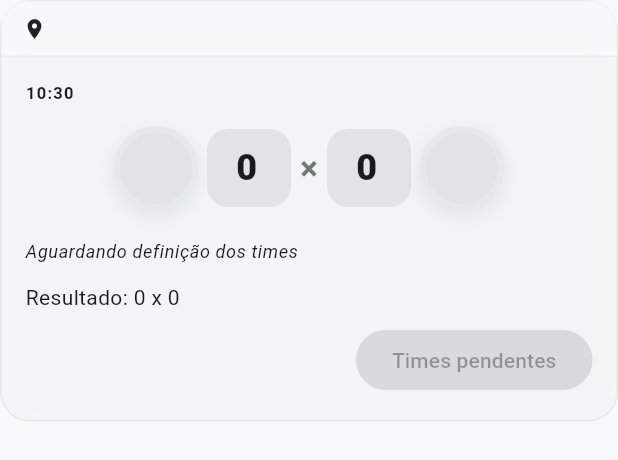
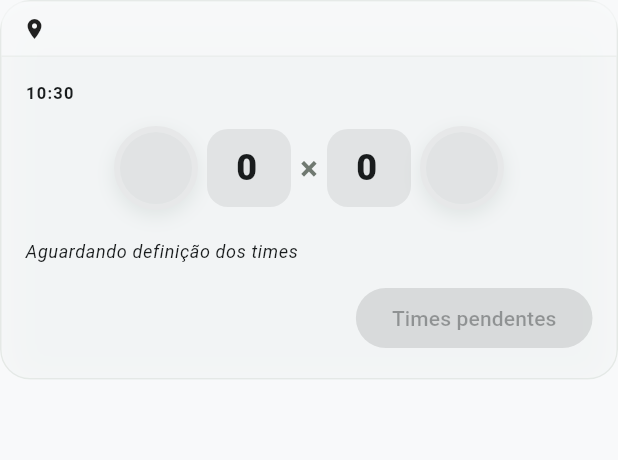
Before and after one commit to devpureza/btwobet, a Flutter app: the MatchCard widget shown alone on an empty page, opened directly with empty values, on a phone screen of 412 x 824 dp. Shown: the top 460 px of the screen. Run offline on Flutter 3.47's test engine with Material 3 defaults, Android fonts, the phone set to English and light mode, and no system bars; our stand-ins replace dio, file_picker, flutter_secure_storage, go_router, web, yaml; missing offline and left inert: crop_your_image, dart:js_interop; accounts and stored records are empty.

Commit message:
fix(mobile): refinamento da UI de Meus Palpites
Placar oficial no topo do card, palpite entre os times, banner vermelho
na fase encerrada e título com tipografia maior.

Co-authored-by: Cursor <cursoragent@cursor.com>

```diff
--- a/mobile/lib/features/matches/matches_screen.dart
+++ b/mobile/lib/features/matches/matches_screen.dart
@@ -208,9 +208,9 @@ class _MatchesScreenState extends State<MatchesScreen> with WidgetsBindingObserv
                             child: ConstrainedBox(
                               constraints: const BoxConstraints(maxWidth: 1280),
                               child: Text(
-                                'Seus Palpites',
-                                style: theme.textTheme.headlineMedium?.copyWith(
-                                  fontWeight: FontWeight.w700,
+                                'Meus Palpites',
+                                style: theme.textTheme.headlineLarge?.copyWith(
+                                  fontWeight: FontWeight.w800,
                                 ),
                               ),
                             ),
@@ -224,12 +224,20 @@ class _MatchesScreenState extends State<MatchesScreen> with WidgetsBindingObserv
                             child: Center(
                               child: ConstrainedBox(
                                 constraints: const BoxConstraints(maxWidth: 1280),
+                                child: Container(
+                                  width: double.infinity,
+                                  padding: const EdgeInsets.symmetric(horizontal: 16, vertical: 12),
+                                  decoration: BoxDecoration(
+                                    color: theme.colorScheme.error,
+                                    borderRadius: BorderRadius.circular(12),
+                                  ),
                                   child: Text(
                                     'Os palpites da primeira fase estão encerrados.',
                                     textAlign: TextAlign.center,
                                     style: theme.textTheme.bodyMedium?.copyWith(
-                                    color: theme.colorScheme.error,
+                                      color: theme.colorScheme.onError,
                                       fontWeight: FontWeight.w600,
+                                    ),
                                   ),
                                 ),
                               ),
@@ -594,14 +602,23 @@ class _MatchCardState extends State<MatchCard> {
     final awaitingTeams = !teamsDefined;
     final deadlineRaw = widget.match['prediction_deadline_at'] as String?;
     final deadline = deadlineRaw != null ? DateTime.tryParse(deadlineRaw)?.toLocal() : null;
-    final hasPrediction = widget.match['my_prediction'] != null;
-    final closed = !open && !awaitingTeams;
+    final canEditPrediction = open && !awaitingTeams;
 
+    final status = widget.match['status'] as String? ?? 'scheduled';
+    final isFinished = status == 'finished';
     final result = widget.match['result'] as Map<String, dynamic>?;
     final liveScore = widget.match['live_score'] as Map<String, dynamic>?;
     final venue = widget.match['venue'] as String?;
     final group = widget.match['group_name'] as String?;
     final isLive = isMatchLive(widget.match);
+    final officialScoreHeader = _buildOfficialScoreHeader(
+      theme: theme,
+      scheme: scheme,
+      isFinished: isFinished,
+      result: result,
+      liveScore: liveScore,
+      isLive: isLive,
+    );
 
     return Glass(
       blur: 12,
@@ -689,55 +706,10 @@ class _MatchCardState extends State<MatchCard> {
                   ),
                 ),
                 const SizedBox(height: 14),
-                if (closed) ...[
-                  Center(
-                    child: Column(
-                      mainAxisSize: MainAxisSize.min,
-                      children: [
-                        Text(
-                          'Encerrado',
-                          style: theme.textTheme.labelLarge?.copyWith(
-                            color: scheme.error,
-                            fontWeight: FontWeight.w700,
-                            letterSpacing: 0.6,
-                          ),
-                        ),
-                        if (hasPrediction) ...[
-                          const SizedBox(height: 6),
-                          Text(
-                            '${_home.text.isEmpty ? '0' : _home.text} × ${_away.text.isEmpty ? '0' : _away.text}',
-                            style: theme.textTheme.headlineMedium?.copyWith(
-                              fontWeight: FontWeight.w800,
-                              height: 1,
-                            ),
-                          ),
+                if (officialScoreHeader != null) ...[
+                  officialScoreHeader,
+                  const SizedBox(height: 14),
                 ],
-                      ],
-                    ),
-                  ),
-                  const SizedBox(height: 14),
-                  Row(
-                    crossAxisAlignment: CrossAxisAlignment.center,
-                    children: [
-                      Expanded(child: _teamName(homeTeam, alignRight: true)),
-                      const SizedBox(width: 6),
-                      _teamFlag(homeTeam),
-                      const SizedBox(width: 12),
-                      Text(
-                        '×',
-                        style: theme.textTheme.titleLarge?.copyWith(
-                          color: scheme.outline,
-                          fontWeight: FontWeight.w700,
-                          height: 1,
-                        ),
-                      ),
-                      const SizedBox(width: 12),
-                      _teamFlag(awayTeam),
-                      const SizedBox(width: 6),
-                      Expanded(child: _teamName(awayTeam)),
-                    ],
-                  ),
-                ] else ...[
                 Row(
                   crossAxisAlignment: CrossAxisAlignment.center,
                   children: [
@@ -750,8 +722,8 @@ class _MatchCardState extends State<MatchCard> {
                     _scoreInputs(
                       theme: theme,
                       scheme: scheme,
-                        homeEnabled: open && !awaitingTeams,
-                        awayEnabled: open && !awaitingTeams,
+                      homeEnabled: canEditPrediction,
+                      awayEnabled: canEditPrediction,
                     ),
                     const SizedBox(width: 6),
                     _teamFlag(awayTeam),
@@ -761,7 +733,6 @@ class _MatchCardState extends State<MatchCard> {
                     ),
                   ],
                 ),
-                ],
                 const SizedBox(height: 12),
                 if (deadline != null && open)
                   Text(
@@ -777,31 +748,19 @@ class _MatchCardState extends State<MatchCard> {
                       fontStyle: FontStyle.italic,
                     ),
                   ),
-                ] else if (lockReason != null && open) ...[
+                ] else if (lockReason != null && !canEditPrediction) ...[
                   const SizedBox(height: 8),
                   Text(
                     lockReason,
-                    style: theme.textTheme.bodySmall?.copyWith(color: scheme.error),
+                    style: theme.textTheme.bodySmall?.copyWith(
+                      color: lockReason.contains('registrado')
+                          ? scheme.onSurfaceVariant
+                          : scheme.error,
+                    ),
                   ),
                 ],
                 const SizedBox(height: 12),
-                if (result != null) ...[
-                  Text(
-                    'Resultado: ${result['home_score']} x ${result['away_score']}',
-                    style: theme.textTheme.bodyMedium,
-                  ),
-                  const SizedBox(height: 8),
-                ] else if (liveScore != null) ...[
-                  Text(
-                    'Ao vivo: ${liveScore['home_score']} x ${liveScore['away_score']}',
-                    style: theme.textTheme.bodyMedium?.copyWith(
-                      color: scheme.primary,
-                      fontWeight: FontWeight.w700,
-                    ),
-                  ),
-                  const SizedBox(height: 8),
-                ],
-                if (open)
+                if (canEditPrediction)
                   Align(
                     alignment: Alignment.centerRight,
                     child: FilledButton(
@@ -840,6 +799,56 @@ class _MatchCardState extends State<MatchCard> {
         ],
       ),
     );
+  }
+
+  Widget? _buildOfficialScoreHeader({
+    required ThemeData theme,
+    required ColorScheme scheme,
+    required bool isFinished,
+    required Map<String, dynamic>? result,
+    required Map<String, dynamic>? liveScore,
+    required bool isLive,
+  }) {
+    if (isFinished && result != null) {
+      return Center(
+        child: Column(
+          mainAxisSize: MainAxisSize.min,
+          children: [
+            Text(
+              'Encerrado',
+              style: theme.textTheme.labelLarge?.copyWith(
+                color: scheme.error,
+                fontWeight: FontWeight.w700,
+                letterSpacing: 0.6,
+              ),
+            ),
+            const SizedBox(height: 6),
+            Text(
+              '${result['home_score']} × ${result['away_score']}',
+              style: theme.textTheme.headlineMedium?.copyWith(
+                fontWeight: FontWeight.w800,
+                height: 1,
+              ),
+            ),
+          ],
+        ),
+      );
+    }
+
+    if (isLive && liveScore != null) {
+      return Center(
+        child: Text(
+          '${liveScore['home_score']} × ${liveScore['away_score']}',
+          style: theme.textTheme.headlineMedium?.copyWith(
+            color: scheme.primary,
+            fontWeight: FontWeight.w800,
+            height: 1,
+          ),
+        ),
+      );
+    }
+
+    return null;
   }
 
   Widget _scoreInputs({
```
Lines whose indentation alone changed are shown as unchanged.
